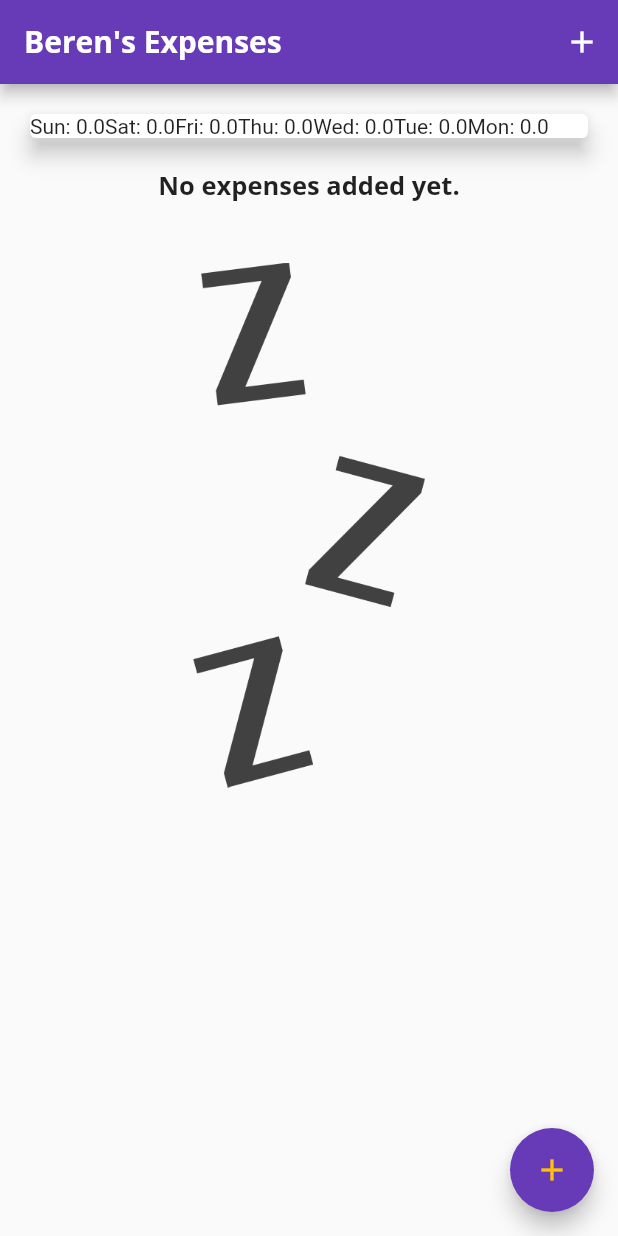
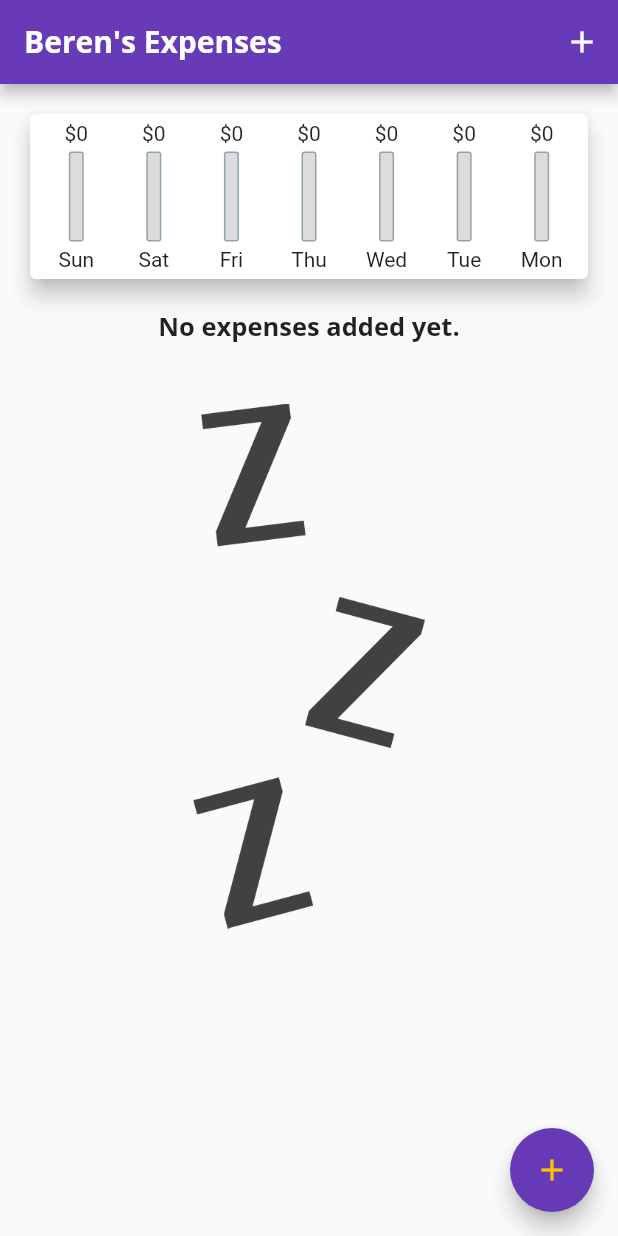
Before and after one commit to berenerchamion/expenses, a Flutter app: the screen it shows after launch, on a phone screen of 412 x 824 dp. Run offline on Flutter 3.47's test engine with Material 2 defaults, Android fonts, the phone set to English and light mode, and no system bars.

Commit message:
improvements to the chart

```diff
--- a/lib/widgets/chart.dart
+++ b/lib/widgets/chart.dart
@@ -2,10 +2,10 @@ import 'package:expenses/models/expense.dart';
 import 'package:flutter/material.dart';
 import 'package:intl/intl.dart';
 import '../models/expense.dart';
+import './chart_bar.dart';
 
 class Chart extends StatelessWidget {
   final List<Expense> weeklyExpenses;
-
   Chart(this.weeklyExpenses);
 
   List<Map<String, Object>> get dailyExpenseValues {
@@ -32,19 +32,35 @@ class Chart extends StatelessWidget {
     });
   }
 
+  double get totalExpensesForWeek {
+    return weeklyExpenses.fold(0.0, (sum, item) {
+      return sum + item.amount;
+    });
+  }
+
   @override
   Widget build(BuildContext context) {
     print(dailyExpenseValues);
     return Card(
       elevation: 6,
       margin: EdgeInsets.all(20),
-      child: Row(
-        children: dailyExpenseValues.map(
-            (exp) {
-              return Text('${exp['day']}: ${exp['amount']}');
-            }
-        ).toList(),
-      ),
-    );
+      child: Padding(
+        padding: EdgeInsets.all(5),
+        child: Row(
+          mainAxisAlignment: MainAxisAlignment.spaceAround,
+          children: dailyExpenseValues.map((exp) {
+            return Expanded(
+              child: ChartBar(
+                exp['day'],
+                exp['amount'],
+                totalExpensesForWeek == 0.0
+                    ? 0.0
+                    : (exp['amount'] as double) / totalExpensesForWeek,
+              ), //ChartBar
+            ); //Expanded
+          }).toList(),
+        ), //Row
+      ), //Padding
+    ); //Card
   }
 }
--- a/lib/widgets/chart_bar.dart
+++ b/lib/widgets/chart_bar.dart
@@ -14,7 +14,9 @@ class ChartBar extends StatelessWidget {
   Widget build(BuildContext context) {
     return Column(
       children: <Widget>[
-        Text('\$${expAmount.toStringAsFixed(0)}'),
+        FittedBox(
+          child: Text('\$${expAmount.toStringAsFixed(0)}'),
+        ), //FittedBox
         SizedBox(
           height: 4,
         ),
```
